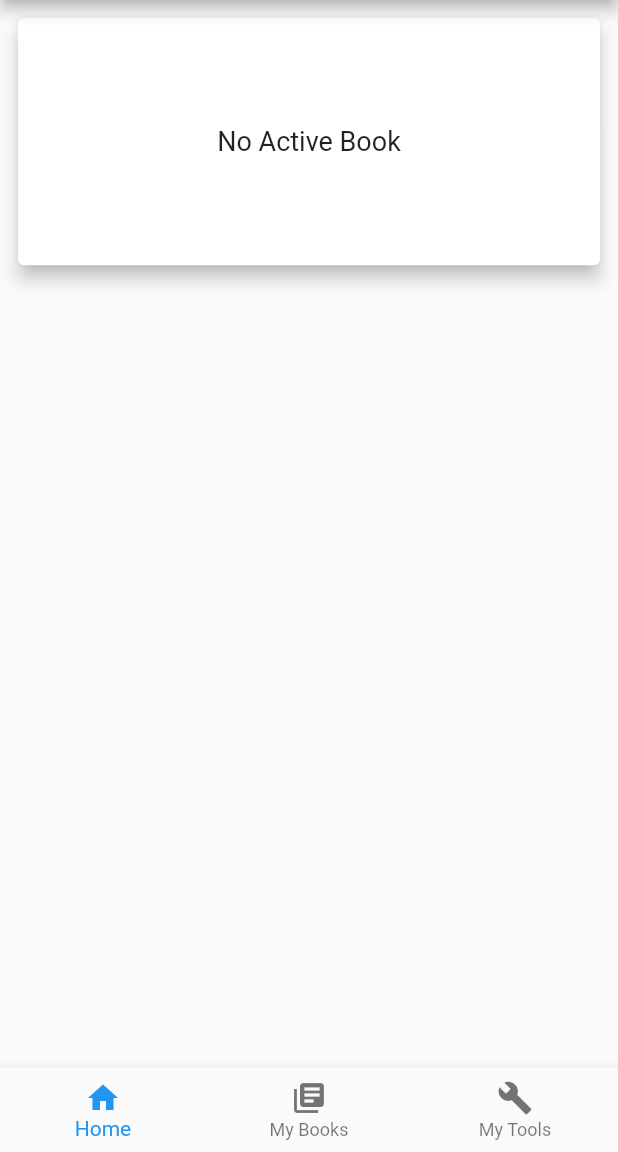
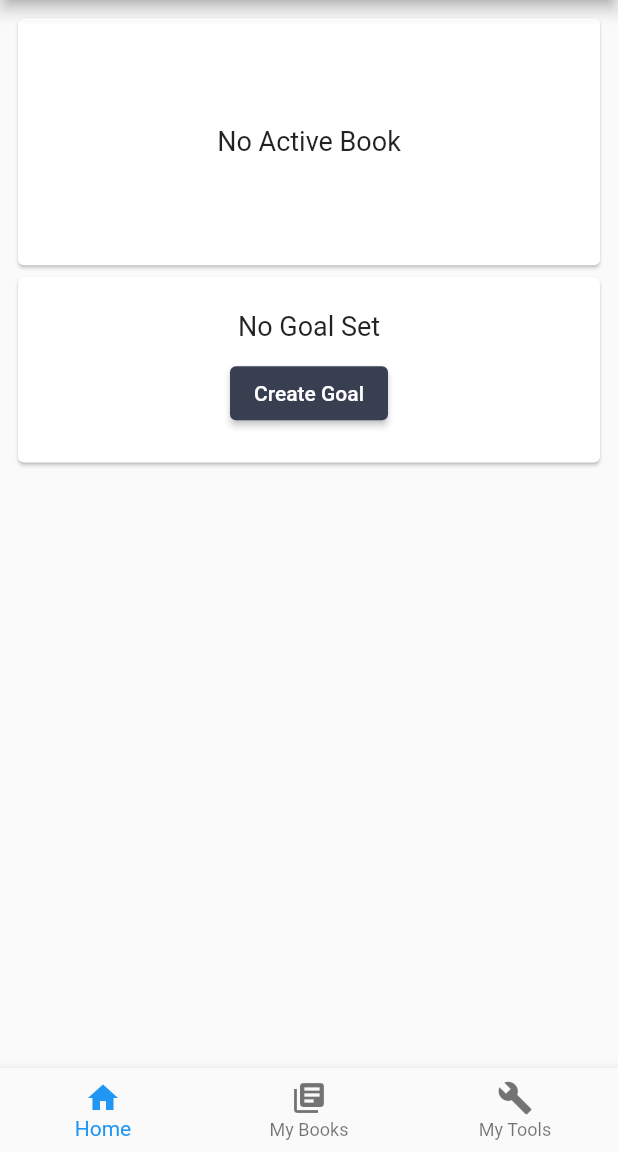
Before and after one commit to jackheinemann/otlet, a Flutter app: the screen it shows after launch, on a phone screen of 412 x 824 dp, the part 84-1236 px from its top. Run offline on Flutter 3.47's test engine with Material 2 defaults, Android fonts, the phone set to English and light mode, and no system bars; our stand-ins replace cached_network_image, shared_preferences; missing offline and left inert: flutter_barcode_scanner.

Commit message:
create goal ui created

```diff
--- a/lib/business_logic/models/reading_goal.dart
+++ b/lib/business_logic/models/goal.dart
@@ -1,45 +1,51 @@
 import 'package:uuid/uuid.dart';
 
-class ReadingGoal {
+class Goal {
   String id;
   String name;
   Unit unit;
   DateTime goalDate;
+  DateTime goalStarted = DateTime.now();
   int goalUnitCount;
   int currentUnitCount;
   bool completed = false;
 
-  ReadingGoal(
+  Goal(
       {this.id,
       this.name,
       this.unit,
       this.goalDate,
+      this.goalStarted,
       this.goalUnitCount,
       this.currentUnitCount,
       this.completed = false}) {
     if (id == null) id = Uuid().v1();
   }
 
-  ReadingGoal.basic() {
+  Goal.basic() {
     id = Uuid().v1();
     currentUnitCount = 0;
+    unit = Unit.books;
   }
 
-  ReadingGoal.fromJson(Map<String, dynamic> json) {
+  Goal.fromJson(Map<String, dynamic> json) {
     id = json['id'];
     name = json['name'];
     unit = json['unit'] == 'pages' ? Unit.pages : Unit.books;
     if (json['goalDate'] != null) goalDate = DateTime.parse(json['goalDate']);
+    if (json['goalStarted'] != null)
+      goalStarted = DateTime.parse(json['goalStarted']);
     goalUnitCount = json['goalUnitCount'];
     currentUnitCount = json['currentUnitCount'];
     completed = json['completed'] ?? false;
   }
 
-  ReadingGoal.fromGoal(ReadingGoal goal) {
+  Goal.fromGoal(Goal goal) {
     id = goal.id;
     name = goal.name;
     unit = goal.unit;
     goalDate = goal.goalDate;
+    goalStarted = goal.goalStarted;
     goalUnitCount = goal.goalUnitCount;
     completed = goal.completed;
   }
@@ -50,6 +56,7 @@ class ReadingGoal {
       'name': name,
       'unit': unit == Unit.pages ? 'pages' : 'books',
       if (goalDate != null) 'goalDate': goalDate.toString(),
+      if (goalStarted != null) 'goalStarted': goalStarted.toString(),
       'goalUnitCount': goalUnitCount,
       'currentUnitCount': currentUnitCount,
       'completed': completed
--- a/lib/business_logic/models/otlet_instance.dart
+++ b/lib/business_logic/models/otlet_instance.dart
@@ -2,7 +2,7 @@ import 'dart:async';
 import 'dart:convert';
 
 import 'package:flutter/material.dart';
-import 'package:otlet/business_logic/models/reading_goal.dart';
+import 'package:otlet/business_logic/models/goal.dart';
 import 'package:otlet/business_logic/models/reading_session.dart';
 import 'package:otlet/business_logic/models/tool.dart';
 import 'package:otlet/business_logic/services/session_stream.dart';
@@ -16,7 +16,7 @@ class OtletInstance extends ChangeNotifier {
   SharedPreferences preferences;
 
   List<Book> books = [];
-  List<ReadingGoal> goals = [];
+  List<Goal> goals = [];
 
   int activeBookIndex = -1;
   ReadingSession activeSession;
@@ -54,7 +54,7 @@ class OtletInstance extends ChangeNotifier {
       otletTools = instance.otletTools.map((e) => Tool.fromTool(e)).toList();
     }
     if (instance.goals != null) {
-      goals = instance.goals.map((e) => ReadingGoal.fromGoal(e)).toList();
+      goals = instance.goals.map((e) => Goal.fromGoal(e)).toList();
     }
   }
 
@@ -101,10 +101,10 @@ class OtletInstance extends ChangeNotifier {
       otletTools = otletToolsBuilder;
     }
     if (json.containsKey('goals')) {
-      List<ReadingGoal> goalsBuilder = [];
+      List<Goal> goalsBuilder = [];
       for (Map<String, dynamic> goalJson
           in List<Map<String, dynamic>>.from(jsonDecode(json['goals']))) {
-        goalsBuilder.add(ReadingGoal.fromJson(goalJson));
+        goalsBuilder.add(Goal.fromJson(goalJson));
       }
       goals = goalsBuilder;
     }
--- a/lib/business_logic/utils/constants.dart
+++ b/lib/business_logic/utils/constants.dart
@@ -1,5 +1,6 @@
 import 'package:flutter/material.dart';
 import 'package:intl/intl.dart';
+import 'package:otlet/business_logic/models/goal.dart';
 
 const List<String> litGenres = [
   'Drama',
@@ -34,3 +35,6 @@ Color secondaryColor = Color(0xFF58A4B0);
 Color accentColor = Color(0xFFDAA49A);
 
 DateFormat monthDayYearFormat = DateFormat('MMMM d, y');
+
+Map<Unit, String> unitDisplays = Map.fromIterables(Unit.values,
+    Unit.values.map((e) => e.toString().replaceAll('Unit.', '')).toList());
--- a/lib/ui/screens/home_screen/home_screen.dart
+++ b/lib/ui/screens/home_screen/home_screen.dart
@@ -3,6 +3,8 @@ import 'package:otlet/business_logic/models/otlet_instance.dart';
 import 'package:otlet/business_logic/models/reading_session.dart';
 import 'package:otlet/ui/screens/home_screen/edit_session_tools.dart';
 import 'package:otlet/ui/widgets/books/active_book_card.dart';
+import 'package:otlet/ui/widgets/goals/create_goal_card.dart';
+import 'package:otlet/ui/widgets/goals/goal_card.dart';
 import 'package:otlet/ui/widgets/sessions/session_tracker_card.dart';
 import 'package:provider/provider.dart';
 
@@ -18,7 +20,6 @@ class HomeScreen extends StatelessWidget {
               instance.hasActiveBook()
                   ? ActiveBookCard(instance.activeBook())
                   : Card(
-                      elevation: 5,
                       child: Container(
                         width: MediaQuery.of(context).size.width,
                         height: MediaQuery.of(context).size.width * .25 * 1.6,
@@ -32,6 +33,10 @@ class HomeScreen extends StatelessWidget {
                             )),
                       ),
                     ),
+              if (!instance.hasActiveSession())
+                instance.goals.isNotEmpty
+                    ? GoalCard(instance.goals[0])
+                    : CreateGoalCard(),
               instance.hasActiveSession() ? EditSessionTools() : Spacer(),
               if (instance.hasActiveBook()) SessionTrackerCard(instance)
             ],
--- /dev/null
+++ b/lib/ui/widgets/goals/create_goal_card.dart
@@ -0,0 +1,36 @@
+import 'package:flutter/material.dart';
+import 'package:otlet/business_logic/utils/constants.dart';
+import 'package:otlet/ui/screens/home_screen/create_goal_screen.dart';
+
+class CreateGoalCard extends StatelessWidget {
+  @override
+  Widget build(BuildContext context) {
+    return Card(
+      child: Container(
+        width: MediaQuery.of(context).size.width,
+        height: MediaQuery.of(context).size.height * .15,
+        child: Padding(
+          padding: const EdgeInsets.all(8.0),
+          child: Column(
+            mainAxisAlignment: MainAxisAlignment.center,
+            children: [
+              Text('No Goal Set', style: TextStyle(fontSize: 18)),
+              SizedBox(
+                height: 10,
+              ),
+              ElevatedButton(
+                  style: ElevatedButton.styleFrom(primary: primaryColor),
+                  onPressed: () {
+                    Navigator.push(
+                        context,
+                        MaterialPageRoute(
+                            builder: (context) => CreateGoalScreen()));
+                  },
+                  child: Text('Create Goal'))
+            ],
+          ),
+        ),
+      ),
+    );
+  }
+}
--- /dev/null
+++ b/lib/ui/widgets/goals/goal_card.dart
@@ -0,0 +1,20 @@
+import 'package:flutter/material.dart';
+import 'package:otlet/business_logic/models/goal.dart';
+
+class GoalCard extends StatelessWidget {
+  final Goal goal;
+
+  GoalCard(this.goal);
+  @override
+  Widget build(BuildContext context) {
+    return Card(
+      child: Container(
+        width: MediaQuery.of(context).size.width,
+        height: MediaQuery.of(context).size.height * .2,
+        child: Column(
+          children: [Text('goal!')],
+        ),
+      ),
+    );
+  }
+}
```
Also changed, not shown: lib/ui/screens/home_screen/create_goal_screen.dart (added, +197 -0 lines), lib/ui/widgets/books/active_book_card.dart (+1 -10 lines).
